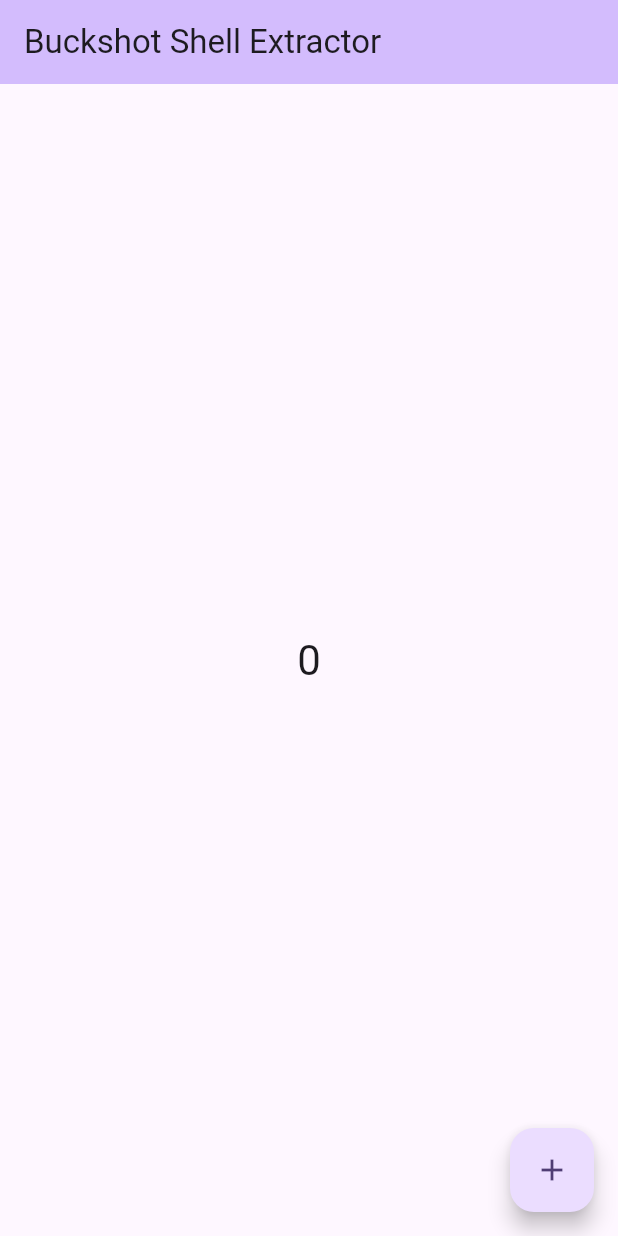
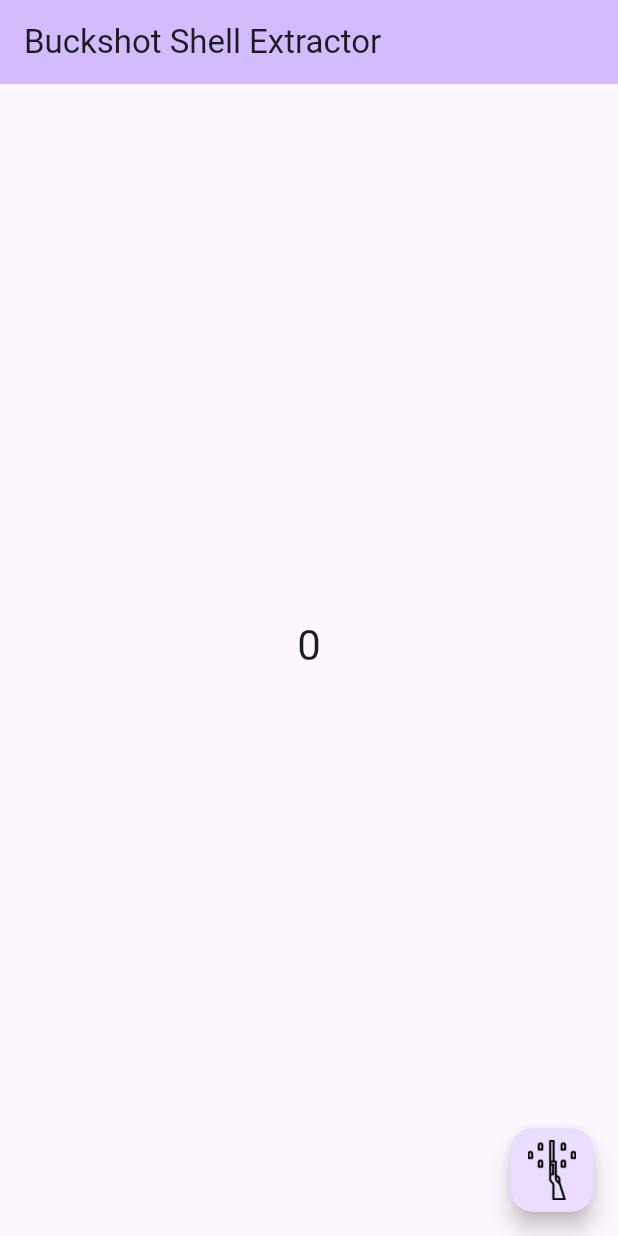
Before and after one commit to Luca-Foglieni/BuckshotShellExtractor, a Flutter app: the screen it shows after launch, on a phone screen of 412 x 824 dp. Run offline on Flutter 3.47's test engine with Material 3 defaults, Android fonts, the phone set to English and light mode, and no system bars.

Commit message:
added shells images and new reload icon

```diff
--- a/lib/main.dart
+++ b/lib/main.dart
@@ -39,7 +39,7 @@ class _MyHomePageState extends State<MyHomePage> {
 
   final random = Random();
 
-  void _incrementCounter() {
+  void _nextRound() {
     setState(() {
       _shellNumber = 2 + random.nextInt(7);
 
@@ -67,7 +67,6 @@ class _MyHomePageState extends State<MyHomePage> {
     return Scaffold(
       appBar: AppBar(
         backgroundColor: Theme.of(context).colorScheme.inversePrimary,
-
         title: Text(widget.title),
       ),
       body: Center(
@@ -78,23 +77,36 @@ class _MyHomePageState extends State<MyHomePage> {
               '$_shellNumber',
               style: Theme.of(context).textTheme.headlineMedium,
             ),
+            SizedBox(height: 20),
             Column(
-              children: List.generate(
-                _shellNumber,
-                (index) => Icon(
-                  Icons.star, // puoi cambiare l'icona
-                  size: 30,
-                  color: _shellSequence[index] ? Colors.red : Colors.blue,
-                ),
-              ),
+              children: List.generate(_shellSequence.length, (index) {
+                return GestureDetector(
+                  onTap: () {
+                    setState(() {
+                      _shellSequence[index] = !_shellSequence[index];
+                    });
+                  },
+                  child: Padding(
+                    padding: const EdgeInsets.all(4.0),
+                    child: Image.asset(
+                      _shellSequence[index]
+                          ? 'assets/images/live.png'
+                          : 'assets/images/blank.png',
+                    ),
+                  ),
+                );
+              }),
             ),
           ],
         ),
       ),
       floatingActionButton: FloatingActionButton(
-        onPressed: _incrementCounter,
-        tooltip: 'Increment',
-        child: const Icon(Icons.add),
+        onPressed: _nextRound,
+        tooltip: 'Next Round',
+        child: Padding(
+          padding: const EdgeInsets.all(8.0),
+          child: Image.asset('assets/images/reload.png'),
+        ),
       ),
     );
   }
```
Also changed, not shown: pubspec.yaml (+30 -32 lines), assets/images/blank.png (added), assets/images/live.png (added), assets/images/reload.png (added), images/blank.png (deleted), images/live.png (deleted).
